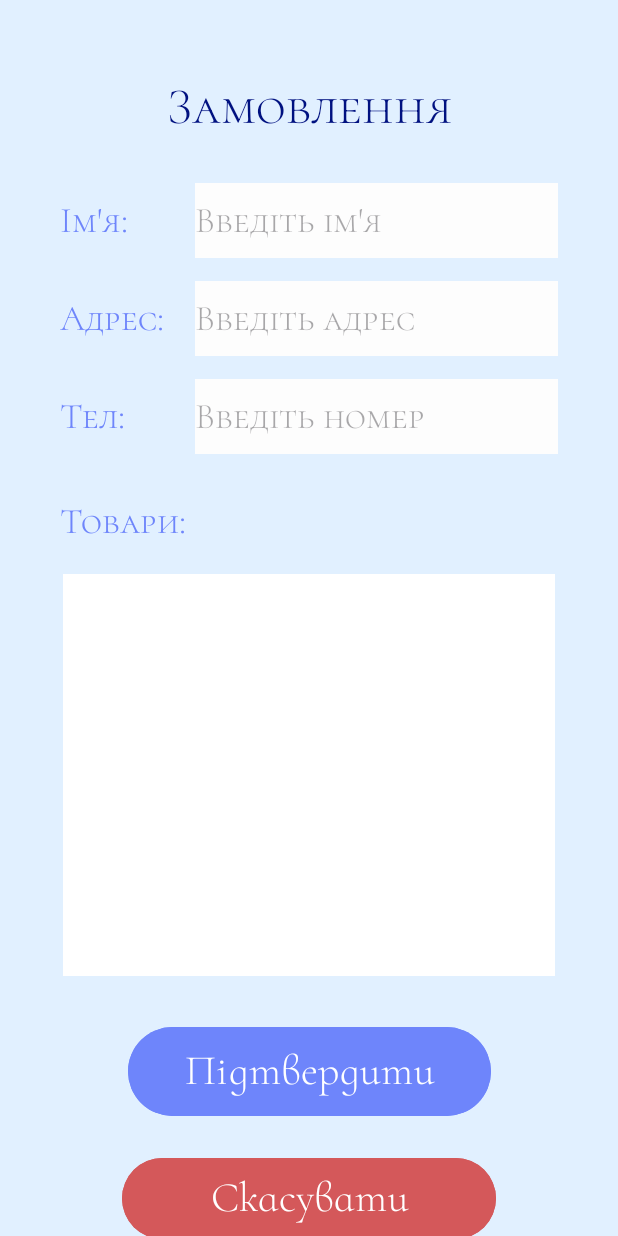
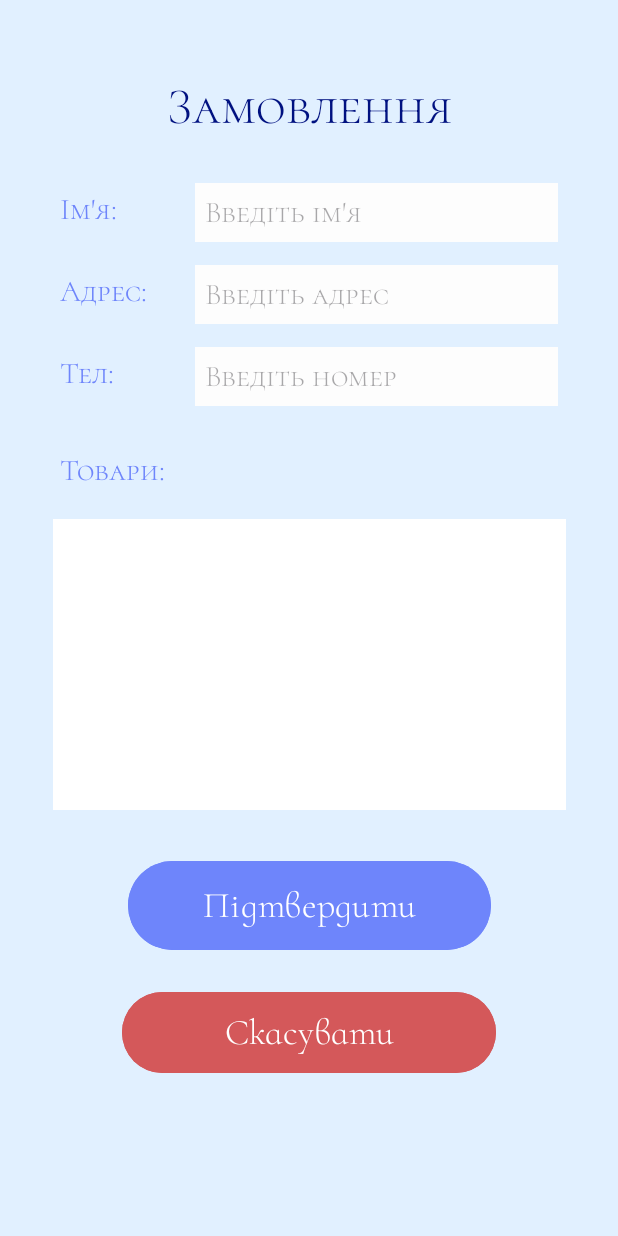
Before and after one commit to BlautaVi/FlowersShop, an Android app: the Ordering_item_c screen opened directly, with no data from a screen before it, on a phone screen of 412 x 824 dp. Run offline under Robolectric (Android 15) with nearby library versions, the phone set to English and light mode, and no system bars.

```diff
--- a/app/src/main/res/layout/activity_ordering_item_c.xml
+++ b/app/src/main/res/layout/activity_ordering_item_c.xml
@@ -11,7 +11,7 @@
     <EditText
         android:id="@+id/phone_text"
         android:layout_width="242dp"
-        android:layout_height="50dp"
+        android:layout_height="39dp"
         android:layout_marginTop="15dp"
         android:layout_marginEnd="40dp"
         android:background="#FDFDFD"
@@ -19,8 +19,9 @@
         android:fontFamily="@font/cormorant_sc_light"
         android:hint="Введіть номер"
         android:inputType="text"
+        android:paddingStart="10px"
         android:textColor="#001180"
-        android:textSize="24sp"
+        android:textSize="20sp"
         app:layout_constraintEnd_toEndOf="parent"
         app:layout_constraintTop_toBottomOf="@+id/address_text" />
 
@@ -29,11 +30,11 @@
         android:layout_width="wrap_content"
         android:layout_height="wrap_content"
         android:layout_marginStart="40dp"
-        android:layout_marginTop="35dp"
+        android:layout_marginTop="30dp"
         android:fontFamily="@font/cormorant_sc_light"
         android:text="Тел:"
         android:textColor="#6E85FB"
-        android:textSize="24sp"
+        android:textSize="20sp"
         app:layout_constraintStart_toStartOf="parent"
         app:layout_constraintTop_toBottomOf="@+id/address_l" />
 
@@ -46,14 +47,14 @@
         android:fontFamily="@font/cormorant_sc_light"
         android:text="Товари:"
         android:textColor="#6E85FB"
-        android:textSize="24sp"
+        android:textSize="20sp"
         app:layout_constraintStart_toStartOf="parent"
         app:layout_constraintTop_toBottomOf="@+id/phone2_l" />
 
     <EditText
         android:id="@+id/address_text"
         android:layout_width="242dp"
-        android:layout_height="50dp"
+        android:layout_height="39dp"
         android:layout_marginTop="15dp"
         android:layout_marginEnd="40dp"
         android:background="#FDFDFD"
@@ -61,8 +62,9 @@
         android:fontFamily="@font/cormorant_sc_light"
         android:hint="Введіть адрес"
         android:inputType="text"
+        android:paddingStart="10px"
         android:textColor="#001180"
-        android:textSize="24sp"
+        android:textSize="20sp"
         app:layout_constraintEnd_toEndOf="parent"
         app:layout_constraintTop_toBottomOf="@+id/name_text" />
 
@@ -71,11 +73,11 @@
         android:layout_width="wrap_content"
         android:layout_height="wrap_content"
         android:layout_marginStart="40dp"
-        android:layout_marginTop="35dp"
+        android:layout_marginTop="30dp"
         android:fontFamily="@font/cormorant_sc_light"
         android:text="Адрес:"
         android:textColor="#6E85FB"
-        android:textSize="24sp"
+        android:textSize="20sp"
         app:layout_constraintStart_toStartOf="parent"
         app:layout_constraintTop_toBottomOf="@+id/name2_l" />
 
@@ -99,18 +101,18 @@
         android:layout_width="wrap_content"
         android:layout_height="wrap_content"
         android:layout_marginStart="40dp"
-        android:layout_marginTop="40dp"
+        android:layout_marginTop="35dp"
         android:fontFamily="@font/cormorant_sc_light"
         android:text="Ім'я:"
         android:textColor="#6E85FB"
-        android:textSize="24sp"
+        android:textSize="20sp"
         app:layout_constraintStart_toStartOf="parent"
         app:layout_constraintTop_toBottomOf="@+id/order_c_l" />
 
     <EditText
         android:id="@+id/name_text"
         android:layout_width="242dp"
-        android:layout_height="50dp"
+        android:layout_height="39dp"
         android:layout_marginTop="30dp"
         android:layout_marginEnd="40dp"
         android:background="#FDFDFD"
@@ -118,15 +120,16 @@
         android:fontFamily="@font/cormorant_sc_light"
         android:hint="Введіть ім'я"
         android:inputType="text"
+        android:paddingStart="10px"
         android:textColor="#001180"
-        android:textSize="24sp"
+        android:textSize="20sp"
         app:layout_constraintEnd_toEndOf="parent"
         app:layout_constraintTop_toBottomOf="@+id/order_c_l" />
 
     <ListView
         android:id="@+id/items_for_order_c_list"
-        android:layout_width="328dp"
-        android:layout_height="268dp"
+        android:layout_width="342dp"
+        android:layout_height="194dp"
         android:layout_marginStart="40dp"
         android:layout_marginTop="20dp"
         android:layout_marginEnd="40dp"
@@ -147,7 +150,7 @@
         android:clickable="true"
         android:fontFamily="@font/cormorant_infant_light"
         android:text="Підтвердити"
-        android:textSize="28sp"
+        android:textSize="24sp"
         app:layout_constraintEnd_toEndOf="parent"
         app:layout_constraintStart_toStartOf="parent"
         app:layout_constraintTop_toBottomOf="@+id/items_for_order_c_list" />
@@ -163,7 +166,7 @@
         android:clickable="true"
         android:fontFamily="@font/cormorant_infant_light"
         android:text="Скасувати"
-        android:textSize="28sp"
+        android:textSize="24sp"
         app:layout_constraintEnd_toEndOf="parent"
         app:layout_constraintStart_toStartOf="parent"
         app:layout_constraintTop_toBottomOf="@+id/confirm_order_b" />
```
Also changed, not shown: app/src/main/java/com/example/flowersshop/Customers_acc.kt (+14 -4 lines), app/src/main/res/layout/activity_customers_acc.xml (+15 -20 lines), app/src/main/res/layout/activity_customers_orders.xml (+5 -4 lines), app/src/main/res/layout/activity_manager_start_page.xml (+4 -4 lines).
